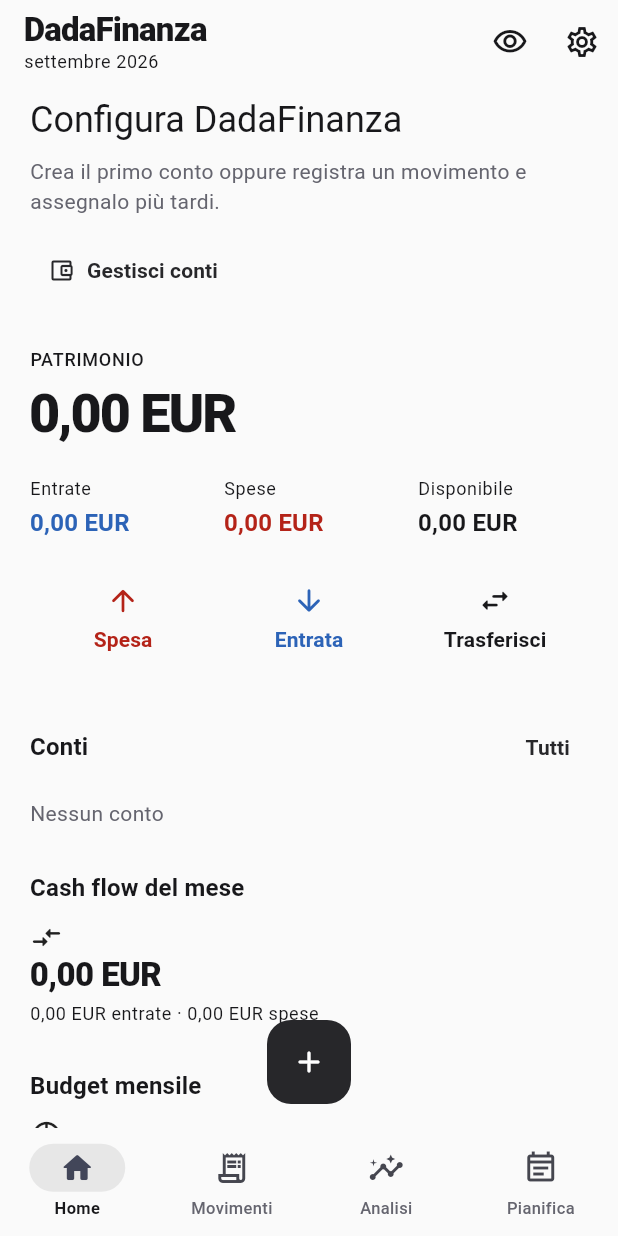
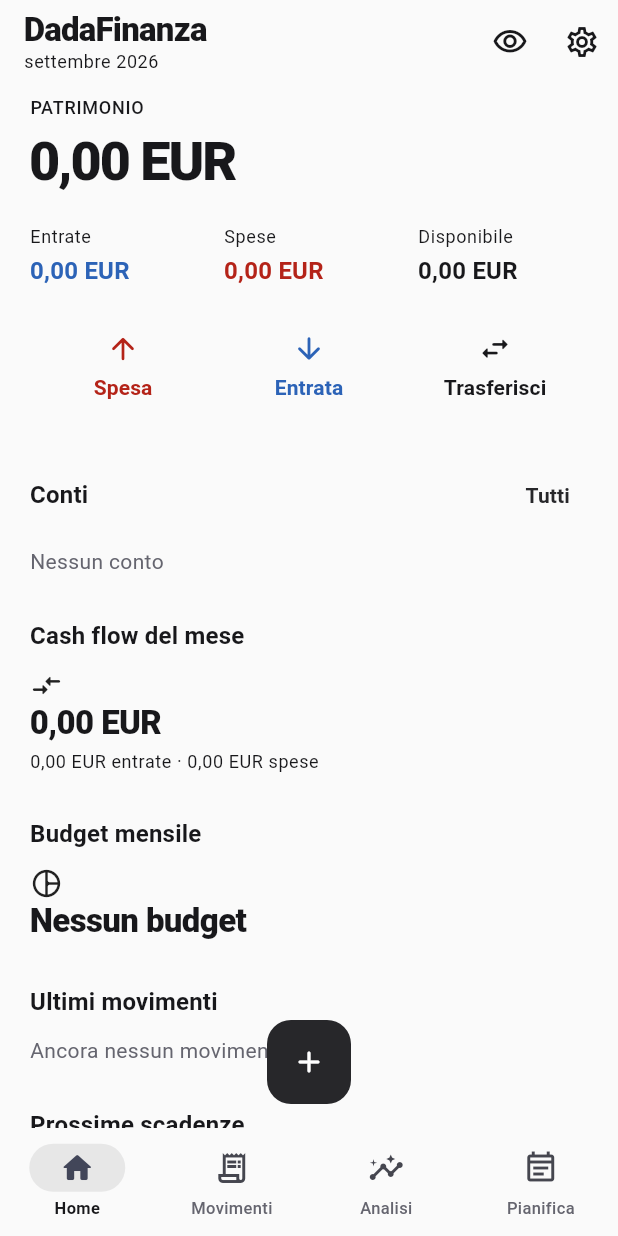
Before and after one commit to andreadada/dadafinanza, a Flutter app: the screen it shows after launch, on a phone screen of 412 x 824 dp. Run offline on Flutter 3.47's test engine with Material 3 defaults, Android fonts, the phone set to English and light mode, and no system bars; our stand-ins replace file_picker, fl_chart, flutter_local_notifications, flutter_secure_storage, image_picker, local_auth and 3 more; missing offline and left inert: home_widget; accounts and stored records are empty.

```diff
--- a/lib/screens/canonical_shell.dart
+++ b/lib/screens/canonical_shell.dart
@@ -246,10 +246,6 @@ class CanonicalHomeScreen extends StatelessWidget {
           padding: const EdgeInsets.fromLTRB(20, 8, 20, 120),
           sliver: SliverList.list(
             children: [
-              if (state.userAccounts.isEmpty) ...[
-                _SetupBlock(state: state),
-                const SizedBox(height: 28),
-              ],
               Text(
                 'PATRIMONIO',
                 style: Theme.of(context).textTheme.labelMedium,
@@ -449,35 +445,6 @@ class CanonicalHomeScreen extends StatelessWidget {
     }
     return null;
   }
-}
-
-class _SetupBlock extends StatelessWidget {
-  const _SetupBlock({required this.state});
-  final AppState state;
-
-  @override
-  Widget build(BuildContext context) => Column(
-    crossAxisAlignment: CrossAxisAlignment.start,
-    children: [
-      Text(
-        'Configura DadaFinanza',
-        style: Theme.of(context).textTheme.headlineSmall,
-      ),
-      const SizedBox(height: 8),
-      const Text(
-        'Crea il primo conto oppure registra un movimento e assegnalo più tardi.',
-      ),
-      const SizedBox(height: 12),
-      TextButton.icon(
-        onPressed: () => Navigator.push(
-          context,
-          MaterialPageRoute(builder: (_) => const AccountManagementScreen()),
-        ),
-        icon: const Icon(Icons.account_balance_wallet_outlined),
-        label: const Text('Gestisci conti'),
-      ),
-    ],
-  );
 }
 
 class _HomeInsight {
```
Also changed, not shown: lib/services/voice_transaction_parser.dart (+50 -31 lines).
